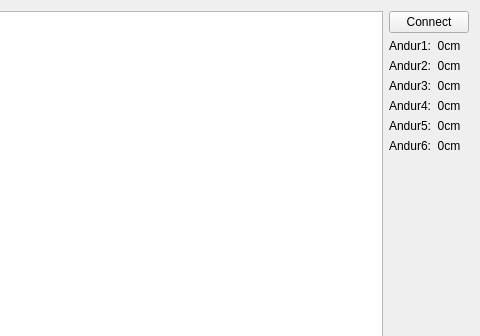
This is Software/PC/PC/followerui.ui in TalTechRobotiklubi/Follower as Qt 5 draws it before an edit; both pictures show x 208 to 688 and y 0 to 336 of the 688 by 581 pixel window. The edited form follows.
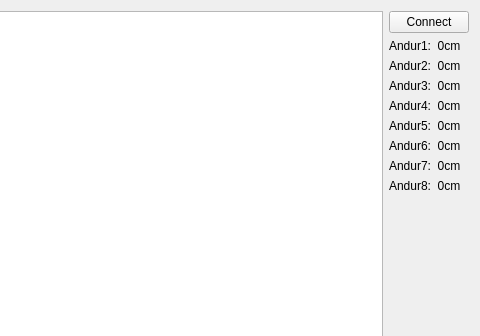
This is the edited form.

Commit message: Lisatud seitsmenda ja kaheksanda anduri väärtuse näitamine ui vormi peal

What changed in the file:
```diff
--- a/Software/PC/PC/followerui.ui
+++ b/Software/PC/PC/followerui.ui
@@ -71,6 +71,20 @@
           </property>
          </widget>
         </item>
+        <item>
+         <widget class="QLabel" name="lbl_andur7">
+          <property name="text">
+           <string>Andur7:  0cm</string>
+          </property>
+         </widget>
+        </item>
+        <item>
+         <widget class="QLabel" name="lbl_andur8">
+          <property name="text">
+           <string>Andur8:  0cm</string>
+          </property>
+         </widget>
+        </item>
         <item>
          <spacer name="verticalSpacer">
           <property name="orientation">
```
The commit also changes 2 other files.
